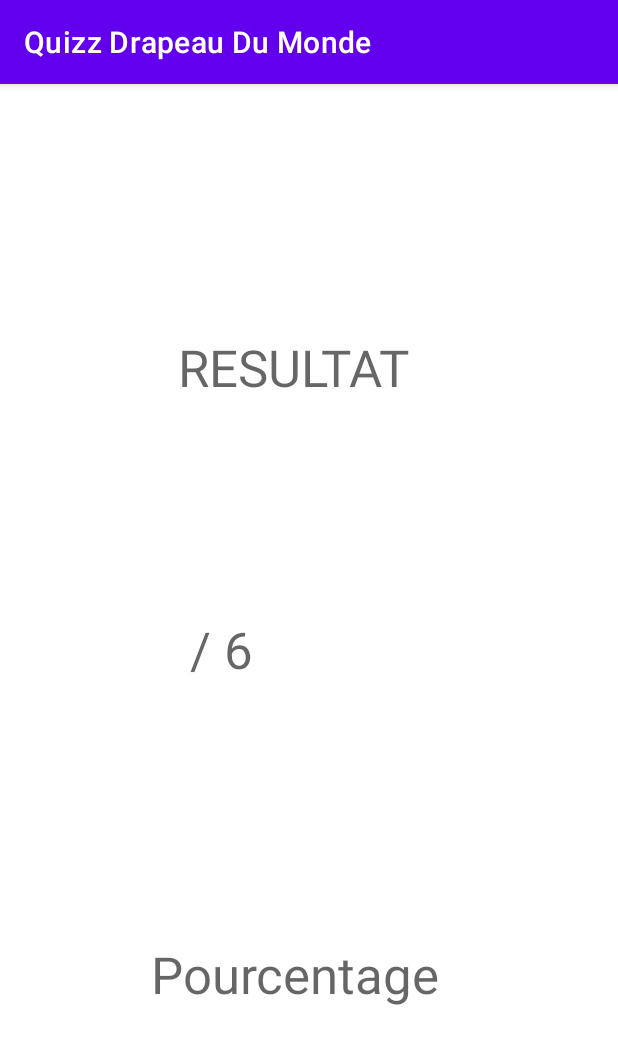
After one commit to MJ-adax/Quizz_Drapeau_Du_Monde, an Android app: the StatsActivity screen opened directly, with no data from a screen before it, on a phone screen of 412 x 824 dp. The commit adds this screen. Shown: the top 1044 px of the screen. Run offline under Robolectric (Android 15) with nearby library versions, the phone set to English and light mode, and no system bars.

Commit message:
Ajout Activity Stats + gestion navigation dans Main Activity

```diff
--- a/app/src/main/AndroidManifest.xml
+++ b/app/src/main/AndroidManifest.xml
@@ -9,6 +9,7 @@
         android:roundIcon="@mipmap/ic_launcher_round"
         android:supportsRtl="true"
         android:theme="@style/AppTheme">
+        <activity android:name=".StatsActivity"></activity>
         <activity android:name=".HomeActivity">
             <intent-filter>
                 <action android:name="android.intent.action.MAIN" />
@@ -16,7 +17,7 @@
                 <category android:name="android.intent.category.LAUNCHER" />
             </intent-filter>
         </activity>
-        <activity android:name=".MainActivity"></activity>
+        <activity android:name=".MainActivity" />
     </application>
 
 </manifest>
--- a/app/src/main/java/com/madax/quizzdrapeaudumonde/MainActivity.java
+++ b/app/src/main/java/com/madax/quizzdrapeaudumonde/MainActivity.java
@@ -44,20 +44,11 @@ public class MainActivity extends AppCompatActivity {
         final RadioButton thirdChoice = findViewById(R.id.thirdRadioButton);
         thirdChoice.setText(currentQuestion.getAnswers().get(2));
 
-        Log.v("MainActivity", String.valueOf(currentQuestion.getAnswers().get(0)));
-        Log.v("MainActivity", String.valueOf(currentQuestion.getAnswers().get(1)));
-        Log.v("MainActivity", String.valueOf(currentQuestion.getAnswers().get(2)));
-        Log.v("MainActivity", String.valueOf(currentQuestion.getCorrectAnswer()));
-
-
-
-        // TODO : verify if correct answer with an .equals()
-        // TODO : setText on validation button + add counter to check if show the answer or next step
-
         final Button validationButton = findViewById(R.id.validationButton);
         validationButton.setOnClickListener(new View.OnClickListener() {
             @Override
             public void onClick(View v) {
+
 
                 TextView resultTextView = findViewById(R.id.resultTextView);
                 TextView goodAnswerTextView = findViewById(R.id.goodAnswerTextView);
@@ -75,7 +66,18 @@ public class MainActivity extends AppCompatActivity {
                             resultTextView.setText("Tes nul bouuuuuuuuuuuh");
                             goodAnswerTextView.setText("La bonne réponse est " + currentQuestion.getCorrectAnswer());
                         }
-                        validationButton.setText("Question Suivante");
+
+                        Log.i("MainActivity", "index = " + indexQuestion);
+                        if (indexQuestion == 5) {
+                            validationButton.setText("Resultats");
+                        }
+                        else {
+                            validationButton.setText("Question Suivante");
+                        }
+                    }
+                    else if (validationButton.getText().equals("Resultats")) {
+                        Intent intent = new Intent(MainActivity.this, StatsActivity.class);
+                        startActivity(intent);
                     }
                     else {
                         Intent intent = new Intent(MainActivity.this, MainActivity.class);
--- /dev/null
+++ b/app/src/main/java/com/madax/quizzdrapeaudumonde/StatsActivity.java
@@ -0,0 +1,14 @@
+package com.madax.quizzdrapeaudumonde;
+
+import androidx.appcompat.app.AppCompatActivity;
+
+import android.os.Bundle;
+
+public class StatsActivity extends AppCompatActivity {
+
+    @Override
+    protected void onCreate(Bundle savedInstanceState) {
+        super.onCreate(savedInstanceState);
+        setContentView(R.layout.activity_stats);
+    }
+}
--- /dev/null
+++ b/app/src/main/res/layout/activity_stats.xml
@@ -0,0 +1,46 @@
+<?xml version="1.0" encoding="utf-8"?>
+<androidx.constraintlayout.widget.ConstraintLayout xmlns:android="http://schemas.android.com/apk/res/android"
+    xmlns:app="http://schemas.android.com/apk/res-auto"
+    xmlns:tools="http://schemas.android.com/tools"
+    android:layout_width="match_parent"
+    android:layout_height="match_parent"
+    tools:context=".StatsActivity">
+
+    <TextView
+        android:id="@+id/textView2"
+        android:layout_width="175dp"
+        android:layout_height="54dp"
+        android:layout_marginTop="32dp"
+        android:text="RESULTAT"
+        android:textAppearance="@style/TextAppearance.AppCompat.Display1"
+        app:layout_constraintBottom_toTopOf="@+id/scoreTextView"
+        app:layout_constraintEnd_toEndOf="parent"
+        app:layout_constraintHorizontal_bias="0.5"
+        app:layout_constraintStart_toStartOf="parent"
+        app:layout_constraintTop_toTopOf="parent" />
+
+    <TextView
+        android:id="@+id/scoreTextView"
+        android:layout_width="159dp"
+        android:layout_height="83dp"
+        android:text="/ 6"
+        android:textAppearance="@style/TextAppearance.AppCompat.Display1"
+        app:layout_constraintBottom_toTopOf="@+id/percentTextView"
+        app:layout_constraintEnd_toEndOf="@+id/textView2"
+        app:layout_constraintHorizontal_bias="0.5"
+        app:layout_constraintStart_toStartOf="@+id/textView2"
+        app:layout_constraintTop_toBottomOf="@+id/textView2"
+        tools:text="Score" />
+
+    <TextView
+        android:id="@+id/percentTextView"
+        android:layout_width="212dp"
+        android:layout_height="63dp"
+        android:text="Pourcentage"
+        android:textAppearance="@style/TextAppearance.AppCompat.Display1"
+        app:layout_constraintBottom_toBottomOf="parent"
+        app:layout_constraintEnd_toEndOf="@+id/textView2"
+        app:layout_constraintHorizontal_bias="0.5"
+        app:layout_constraintStart_toStartOf="@+id/textView2"
+        app:layout_constraintTop_toBottomOf="@+id/scoreTextView" />
+</androidx.constraintlayout.widget.ConstraintLayout>
```
